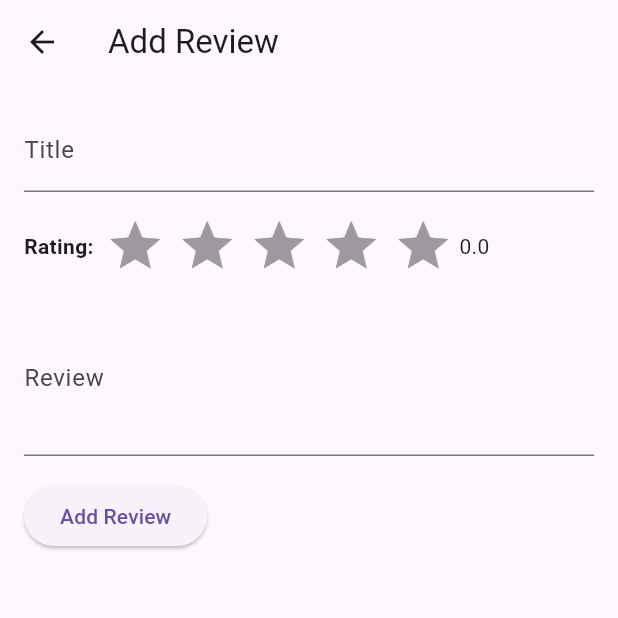
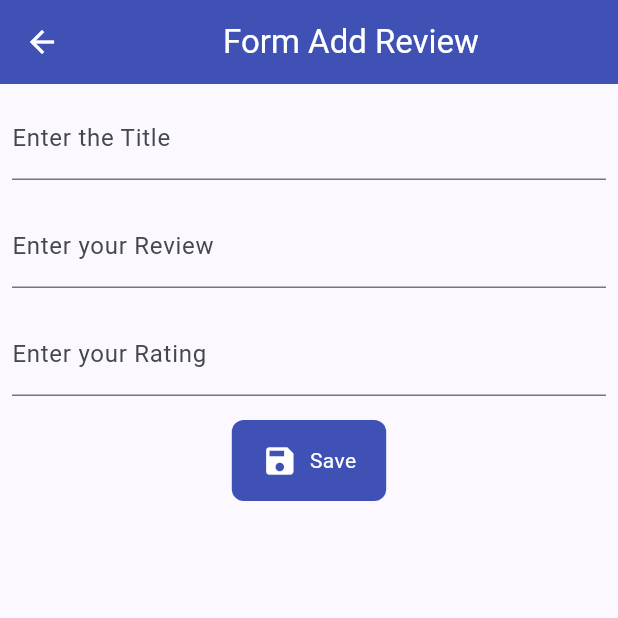
Before and after one commit to mutualibri/mutualibri, a Flutter app: the screen it shows after launch, item 3 of the bottom bar chosen, after a tap on "Add Review", on a phone screen of 412 x 824 dp, the top half of it. Run offline on Flutter 3.47's test engine with Material 3 defaults, Android fonts, the phone set to English and light mode, and no system bars; drawn by our look-alikes of flutter_rating_bar; our stand-ins replace google_nav_bar; missing offline and left inert: pbp_django_auth.

Commit message:
ambil login tata

```diff
--- a/lib/main.dart
+++ b/lib/main.dart
@@ -1,39 +1,30 @@
 import 'package:flutter/material.dart';
 import 'package:mutualibri/menu.dart';
 import 'package:mutualibri/screens/review_page.dart';
+import 'package:pbp_django_auth/pbp_django_auth.dart';
+import 'package:provider/provider.dart';
 
 void main() {
   runApp(const MyApp());
 }
 
 class MyApp extends StatelessWidget {
-  const MyApp({super.key});
+    const MyApp({Key? key}) : super(key: key);
 
-  // This widget is the root of your application.
     @override
     Widget build(BuildContext context) {
-    return MaterialApp(
-      title: 'Flutter Demo',
+        return Provider(
+            create: (_) {
+                CookieRequest request = CookieRequest();
+                return request;
+            },
+            child: MaterialApp(
+                title: 'Flutter App',
                 theme: ThemeData(
-        // This is the theme of your application.
-        //
-        // TRY THIS: Try running your application with "flutter run". You'll see
-        // the application has a blue toolbar. Then, without quitting the app,
-        // try changing the seedColor in the colorScheme below to Colors.green
-        // and then invoke "hot reload" (save your changes or press the "hot
-        // reload" button in a Flutter-supported IDE, or press "r" if you used
-        // the command line to start the app).
-        //
-        // Notice that the counter didn't reset back to zero; the application
-        // state is not lost during the reload. To reset the state, use hot
-        // restart instead.
-        //
-        // This works for code too, not just values: Most code changes can be
-        // tested with just a hot reload.
-        colorScheme: ColorScheme.fromSeed(seedColor: Colors.deepPurple),
+                    colorScheme: ColorScheme.fromSeed(seedColor: Colors.indigo),
                     useMaterial3: true,
                 ),
-      home: MyHomePage(),
+                home: MyHomePage()),
             );
     }
 }
--- a/lib/menu.dart
+++ b/lib/menu.dart
@@ -16,27 +16,23 @@ class MyHomePage extends StatelessWidget {
     ShopItem("Tambah Produk", Icons.add_shopping_cart),
     ShopItem("Logout", Icons.logout),
   ];
+
   @override
   Widget build(BuildContext context) {
     return Scaffold(
       appBar: AppBar(
-        title: const Text(
-          'Shopping List',
-        ),
+        title: const Text('Shopping List'),
       ),
-      bottomNavigationBar: BottomNavigationBarExampleApp() ,
+      bottomNavigationBar: BottomNavigationBarExample(),
       body: SingleChildScrollView(
-        // Widget wrapper yang dapat discroll
         child: Padding(
-          padding: const EdgeInsets.all(10.0), // Set padding dari halaman
+          padding: const EdgeInsets.all(10.0),
           child: Column(
-            // Widget untuk menampilkan children secara vertikal
             children: <Widget>[
               const Padding(
                 padding: EdgeInsets.only(top: 10.0, bottom: 10.0),
-                // Widget Text untuk menampilkan tulisan dengan alignment center dan style yang sesuai
                 child: Text(
-                  'PBP Shop', // Text yang menandakan toko
+                  'PBP Shop',
                   textAlign: TextAlign.center,
                   style: TextStyle(
                     fontSize: 30,
@@ -44,9 +40,7 @@ class MyHomePage extends StatelessWidget {
                   ),
                 ),
               ),
-              // Grid layout
               GridView.count(
-                // Container pada card kita.
                 primary: true,
                 padding: const EdgeInsets.all(20),
                 crossAxisSpacing: 10,
@@ -54,7 +48,6 @@ class MyHomePage extends StatelessWidget {
                 crossAxisCount: 3,
                 shrinkWrap: true,
                 children: items.map((ShopItem item) {
-                  // Iterasi untuk setiap item
                   return ShopCard(item);
                 }).toList(),
               ),
@@ -66,27 +59,20 @@ class MyHomePage extends StatelessWidget {
   }
 }
 
-
 class ShopCard extends StatelessWidget {
   final ShopItem item;
 
-  const ShopCard(this.item, {super.key}); // Constructor
+  const ShopCard(this.item, {Key? key}) : super(key: key);
 
   @override
   Widget build(BuildContext context) {
     return Material(
       color: Colors.indigo,
       child: InkWell(
-        // Area responsive terhadap sentuhan
         onTap: () {
-          // Memunculkan SnackBar ketika diklik
-          // ScaffoldMessenger.of(context)
-          //   ..hideCurrentSnackBar()
-          //   ..showSnackBar(SnackBar(
-          //       content: Text("Kamu telah menekan tombol ${item.name}!")));
+          // Handle item click if needed
         },
         child: Container(
-          // Container untuk menyimpan Icon dan Text
           padding: const EdgeInsets.all(8),
           child: Center(
             child: Column(
--- /dev/null
+++ b/lib/models/review.dart
@@ -0,0 +1,89 @@
+// To parse this JSON data, do
+//
+//     final review = reviewFromJson(jsonString);
+
+import 'dart:convert';
+
+List<Review> reviewFromJson(String str) => List<Review>.from(json.decode(str).map((x) => Review.fromJson(x)));
+
+String reviewToJson(List<Review> data) => json.encode(List<dynamic>.from(data.map((x) => x.toJson())));
+
+class Review {
+    Model model;
+    int pk;
+    Fields fields;
+
+    Review({
+        required this.model,
+        required this.pk,
+        required this.fields,
+    });
+
+    factory Review.fromJson(Map<String, dynamic> json) => Review(
+        model: modelValues.map[json["model"]]!,
+        pk: json["pk"],
+        fields: Fields.fromJson(json["fields"]),
+    );
+
+    Map<String, dynamic> toJson() => {
+        "model": modelValues.reverse[model],
+        "pk": pk,
+        "fields": fields.toJson(),
+    };
+}
+
+class Fields {
+    int user;
+    dynamic books;
+    String title;
+    String review;
+    int rating;
+    DateTime dateAdded;
+
+    Fields({
+        required this.user,
+        required this.books,
+        required this.title,
+        required this.review,
+        required this.rating,
+        required this.dateAdded,
+    });
+
+    factory Fields.fromJson(Map<String, dynamic> json) => Fields(
+        user: json["user"],
+        books: json["books"],
+        title: json["title"],
+        review: json["review"],
+        rating: json["rating"],
+        dateAdded: DateTime.parse(json["date_added"]),
+    );
+
+    Map<String, dynamic> toJson() => {
+        "user": user,
+        "books": books,
+        "title": title,
+        "review": review,
+        "rating": rating,
+        "date_added": "${dateAdded.year.toString().padLeft(4, '0')}-${dateAdded.month.toString().padLeft(2, '0')}-${dateAdded.day.toString().padLeft(2, '0')}",
+    };
+}
+
+enum Model {
+    REVIEW_ITEM
+}
+
+final modelValues = EnumValues({
+    "review.item": Model.REVIEW_ITEM
+});
+
+class EnumValues<T> {
+    Map<String, T> map;
+    late Map<T, String> reverseMap;
+
+    EnumValues(this.map);
+
+    Map<T, String> get reverse {
+        reverseMap = map.map((k, v) => MapEntry(v, k));
+        return reverseMap;
+    }
+}
--- a/lib/screens/review_add.dart
+++ /dev/null
@@ -1,109 +0,0 @@
-import 'package:flutter/material.dart';
-import 'package:flutter_rating_bar/flutter_rating_bar.dart';
-import 'package:mutualibri/models/review_models.dart';
-
-class ReviewAddPage extends StatefulWidget {
-  @override
-  _ReviewAddPageState createState() => _ReviewAddPageState();
-}
-
-class _ReviewAddPageState extends State<ReviewAddPage> {
-  TextEditingController titleController = TextEditingController();
-  double rating = 0.0;
-  TextEditingController reviewController = TextEditingController();
-
-  @override
-  Widget build(BuildContext context) {
-    return Scaffold(
-      appBar: AppBar(
-        title: Text('Add Review'),
-      ),
-      body: Padding(
-        padding: const EdgeInsets.all(16.0),
-        child: Column(
-          crossAxisAlignment: CrossAxisAlignment.start,
-          children: [
-            TextField(
-              controller: titleController,
-              decoration: InputDecoration(labelText: 'Title'),
-            ),
-            SizedBox(height: 16),
-            Row(
-              children: [
-                Text(
-                  'Rating: ',
-                  style: TextStyle(
-                    fontWeight: FontWeight.bold,
-                  ),
-                ),
-                RatingBar.builder(
-                  initialRating: rating,
-                  minRating: 1,
-                  direction: Axis.horizontal,
-                  allowHalfRating: true,
-                  itemCount: 5,
-                  itemPadding: EdgeInsets.symmetric(horizontal: 4.0),
-                  itemBuilder: (context, _) => Icon(
-                    Icons.star,
-                    color: Colors.amber,
-                  ),
-                  onRatingUpdate: (newRating) {
-                    setState(() {
-                      rating = newRating;
-                    });
-                  },
-                ),
-                Text(rating.toString()),
-              ],
-            ),
-            SizedBox(height: 16),
-            TextField(
-              controller: reviewController,
-              maxLines: 3,
-              decoration: InputDecoration(labelText: 'Review'),
-            ),
-            SizedBox(height: 16),
-            ElevatedButton(
-              onPressed: () {
-                if (titleController.text.isEmpty || reviewController.text.isEmpty) {
-                  _showErrorDialog('Please re-check your input, you might miss something!');
-                } else if (reviewController.text.length > 1000) {
-                  _showErrorDialog('Review should not exceed 1000 characters.');
-                } else {
-                  ReviewData newReview = ReviewData(
-                    title: titleController.text,
-                    rating: rating,
-                    review: reviewController.text,
-                  );
-
-                  Navigator.pop(context, newReview);
-                }
-              },
-              child: Text('Add Review'),
-            ),
-          ],
-        ),
-      ),
-    );
-  }
-
-  void _showErrorDialog(String message) {
-    showDialog(
-      context: context,
-      builder: (BuildContext context) {
-        return AlertDialog(
-          title: Text('Error'),
-          content: Text(message),
-          actions: [
-            TextButton(
-              onPressed: () {
-                Navigator.of(context).pop();
-              },
-              child: Text('OK'),
-            ),
-          ],
-        );
-      },
-    );
-  }
-}
--- /dev/null
+++ b/lib/screens/review_form.dart
@@ -0,0 +1,195 @@
+import 'dart:convert';
+
+import 'package:flutter/material.dart';
+import 'package:mutualibri/menu.dart';
+import 'package:mutualibri/screens/review_list.dart';
+import 'package:mutualibri/screens/review_page.dart';
+import 'package:mutualibri/widgets/bottom_navbar.dart';
+import 'package:pbp_django_auth/pbp_django_auth.dart';
+import 'package:provider/provider.dart';
+
+class ReviewFormPage extends StatefulWidget {
+  const ReviewFormPage({Key? key}) : super(key: key);
+
+  @override
+  State<ReviewFormPage> createState() => _ReviewFormPageState();
+}
+
+class _ReviewFormPageState extends State<ReviewFormPage> {
+  final _formKey = GlobalKey<FormState>();
+  String _title = "";
+  int _rating = 0;
+  String _review = "";
+
+  @override
+  Widget build(BuildContext context) {
+    final request = context.watch<CookieRequest>();
+
+    return Scaffold(
+      appBar: AppBar(
+        title: const Center(
+          child: Text(
+            'Form Add Review',
+          ),
+        ),
+        backgroundColor: Colors.indigo,
+        foregroundColor: Colors.white,
+      ),
+      body: Form(
+        key: _formKey,
+        child: SingleChildScrollView(
+          child: Column(
+            crossAxisAlignment: CrossAxisAlignment.start,
+            children: [
+              Padding(
+                padding: const EdgeInsets.all(8.0),
+                child: TextFormField(
+                  decoration: InputDecoration(
+                    labelText: "Enter the Title",
+                    focusedBorder: UnderlineInputBorder(
+                      borderSide: BorderSide(color: Colors.indigo),
+                    ),
+                  ),
+                  onChanged: (String? value) {
+                    setState(() {
+                      _title = value!;
+                    });
+                  },
+                  validator: (String? value) {
+                    if (value == null || value.isEmpty) {
+                      return "Title must not be empty!";
+                    }
+                    return null;
+                  },
+                ),
+              ),
+              Padding(
+                padding: const EdgeInsets.all(8.0),
+                child: TextFormField(
+                  decoration: InputDecoration(
+                    labelText: "Enter your Review",
+                    focusedBorder: UnderlineInputBorder(
+                      borderSide: BorderSide(color: Colors.indigo),
+                    ),
+                  ),
+                  onChanged: (String? value) {
+                    setState(() {
+                      _review = value!;
+                    });
+                  },
+                  validator: (String? value) {
+                    if (value == null || value.isEmpty) {
+                      return "Review must not be empty!";
+                    }
+                    return null;
+                  },
+                ),
+              ),
+              Padding(
+                padding: const EdgeInsets.all(8.0),
+                child: TextFormField(
+                  decoration: InputDecoration(
+                    labelText: "Enter your Rating",
+                    focusedBorder: UnderlineInputBorder(
+                      borderSide: BorderSide(color: Colors.indigo),
+                    ),
+                  ),
+                  onChanged: (String? value) {
+                    setState(() {
+                      _rating = int.tryParse(value!) ?? 0;
+                    });
+                  },
+                  validator: (String? value) {
+                    if (value == null || value.isEmpty) {
+                      return "Rating must not be empty!";
+                    }
+                    if (int.tryParse(value) == null) {
+                      return "Rating must be a number!";
+                    }
+                    return null;
+                  },
+                ),
+              ),
+              Align(
+                alignment: Alignment.bottomCenter,
+                child: Padding(
+                  padding: const EdgeInsets.all(8.0),
+                  child: InkWell(
+                    onTap: () async {
+                      if (_formKey.currentState!.validate()) {
+                        ScaffoldMessenger.of(context).showSnackBar(
+                          SnackBar(
+                            content: Row(
+                              children: [
+                                CircularProgressIndicator(),
+                                SizedBox(width: 16),
+                                Text("Saving..."),
+                              ],
+                            ),
+                          ),
+                        );
+
+                        final response = await request.postJson(
+                          "http://127.0.0.1:8000/review/create-flutter/",
+                          jsonEncode(<String, String>{
+                            'title': _title,
+                            'rating': _rating.toString(),
+                            'review': _review,
+                          }),
+                        );
+
+                        ScaffoldMessenger.of(context).removeCurrentSnackBar();
+
+                        if (response['status'] == 'success') {
+                          ScaffoldMessenger.of(context).showSnackBar(
+                            SnackBar(
+                              content: Text("Review is successfully added!"),
+                            ),
+                          );
+                          Navigator.pushReplacement(
+                            context,
+                            MaterialPageRoute(
+                              builder: (context) => ReviewPage(),
+                            ),
+                          );
+                        } else {
+                          ScaffoldMessenger.of(context).showSnackBar(
+                            SnackBar(
+                              content: Text(
+                                "There is an error when adding review, please try again!",
+                              ),
+                            ),
+                          );
+                        }
+                      }
+                      _formKey.currentState!.reset();
+                    },
+                    child: Container(
+                      padding:
+                          EdgeInsets.symmetric(vertical: 15, horizontal: 20),
+                      decoration: BoxDecoration(
+                        color: Colors.indigo,
+                        borderRadius: BorderRadius.circular(8),
+                      ),
+                      child: Row(
+                        mainAxisSize: MainAxisSize.min,
+                        children: [
+                          Icon(Icons.save, color: Colors.white),
+                          SizedBox(width: 8),
+                          Text(
+                            "Save",
+                            style: TextStyle(color: Colors.white),
+                          ),
+                        ],
+                      ),
+                    ),
+                  ),
+                ),
+              ),
+            ],
+          ),
+        ),
+      ),
+    );
+  }
+}
--- a/lib/widgets/bottom_navbar.dart
+++ b/lib/widgets/bottom_navbar.dart
@@ -1,7 +1,7 @@
 import 'package:flutter/material.dart';
+import 'package:google_nav_bar/google_nav_bar.dart';
+import 'package:mutualibri/screens/review_list.dart';
 import 'package:mutualibri/screens/review_page.dart';
-
-void main() => runApp(const BottomNavigationBarExampleApp());
 
 class BottomNavigationBarExampleApp extends StatelessWidget {
   const BottomNavigationBarExampleApp({Key? key});
@@ -48,52 +48,43 @@ class _BottomNavigationBarExampleState
       appBar: AppBar(
         title: const Text('mutualibri'),
       ),
-      bottomNavigationBar: BottomNavigationBar(
-        items: <BottomNavigationBarItem>[
-          BottomNavigationBarItem(
-            icon: Tooltip(
-              message: 'Home',
-              child: Icon(Icons.home),
-            ),
-            label: 'Home',
-            backgroundColor: Colors.blue,
+      bottomNavigationBar: Container(
+        color: Colors.black,
+        child: Padding(
+          padding: const EdgeInsets.symmetric(horizontal: 15.0, vertical: 20),
+          child: GNav(
+            backgroundColor: Colors.black,
+            color: Colors.white,
+            activeColor: Colors.white,
+            tabBackgroundColor: Colors.grey.shade800,
+            padding: EdgeInsets.all(16),
+            gap: 8, // Gap antara icon dan text
+            tabs: const [
+              GButton(
+                icon: Icons.home,
+                text: 'Home',
+              ),
+              GButton(
+                icon: Icons.book,
+                text: 'Checkout',
+              ),
+              GButton(
+                icon: Icons.reviews,
+                text: 'Review',
+              ),
+              GButton(
+                icon: Icons.comment,
+                text: 'Quotes',
+              ),
+              GButton(
+                icon: Icons.person,
+                text: 'Profile',
+              ),
+            ],
+            selectedIndex: _selectedIndex,
+            onTabChange: _onItemTapped,
           ),
-          BottomNavigationBarItem(
-            icon: Tooltip(
-              message: 'Checkout',
-              child: Icon(Icons.book),
-            ),
-            label: 'Checkout',
-            backgroundColor: Colors.blue,
-          ),
-          BottomNavigationBarItem(
-            icon: Tooltip(
-              message: 'Review',
-              child: Icon(Icons.reviews),
-            ),
-            label: 'Review',
-            backgroundColor: Colors.blue,
-          ),
-          BottomNavigationBarItem(
-            icon: Tooltip(
-              message: 'Quotes',
-              child: Icon(Icons.comment),
-            ),
-            label: 'Quotes',
-            backgroundColor: Colors.blue,
-          ),
-          BottomNavigationBarItem(
-            icon: Tooltip(
-              message: 'Profile',
-              child: Icon(Icons.person),
-            ),
-            label: 'Profile',
-            backgroundColor: Colors.blue,
-          ),
-        ],
-        currentIndex: _selectedIndex,
-        selectedItemColor: Colors.black,
-        onTap: _onItemTapped,
+        ),
       ),
     );
   }
--- a/pubspec.yaml
+++ b/pubspec.yaml
@@ -36,6 +36,10 @@ dependencies:
   # Use with the CupertinoIcons class for iOS style icons.
   cupertino_icons: ^1.0.2
   flutter_rating_bar: ^4.0.0
+  google_nav_bar: ^5.0.6
+  http: ^1.1.0
+  provider: ^6.1.1
+  pbp_django_auth: ^0.4.0
 
 dev_dependencies:
   flutter_test:
```
Also changed, not shown: lib/screens/review_list.dart (added, +103 -0 lines), lib/screens/review_page.dart (+43 -11 lines), pubspec.lock, 2 other files. Lines whose indentation alone changed are shown as unchanged.
